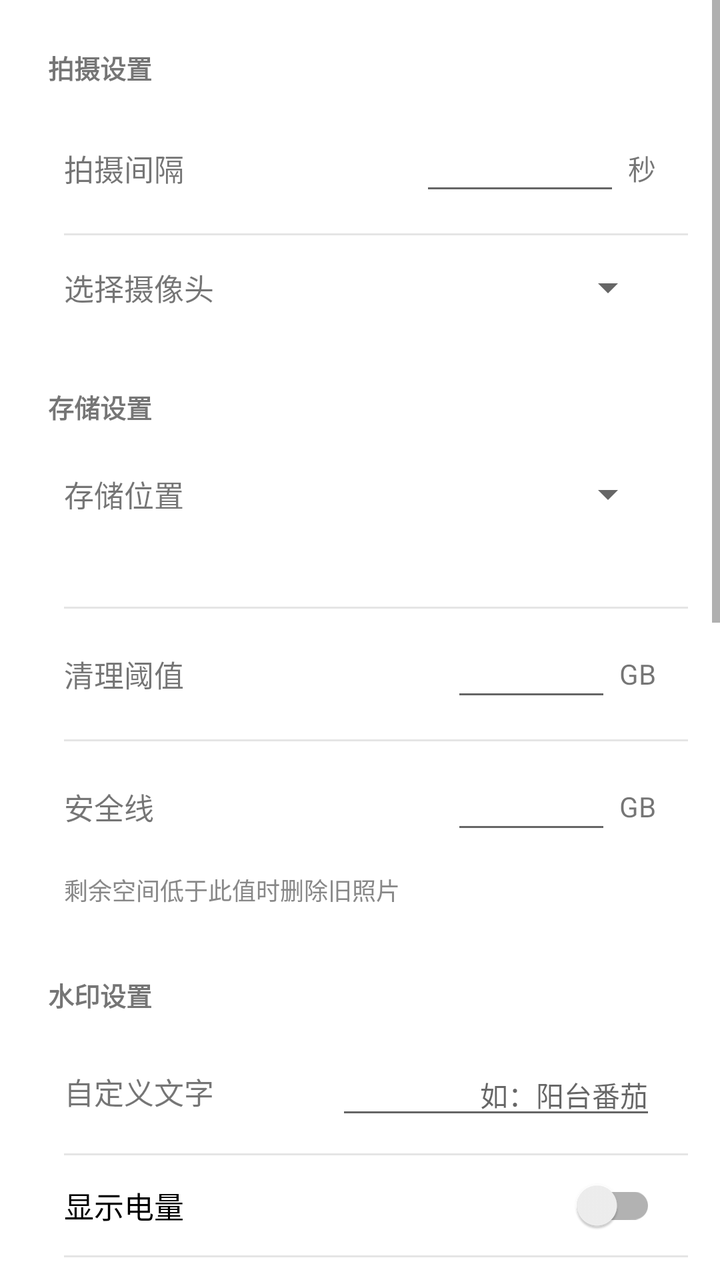
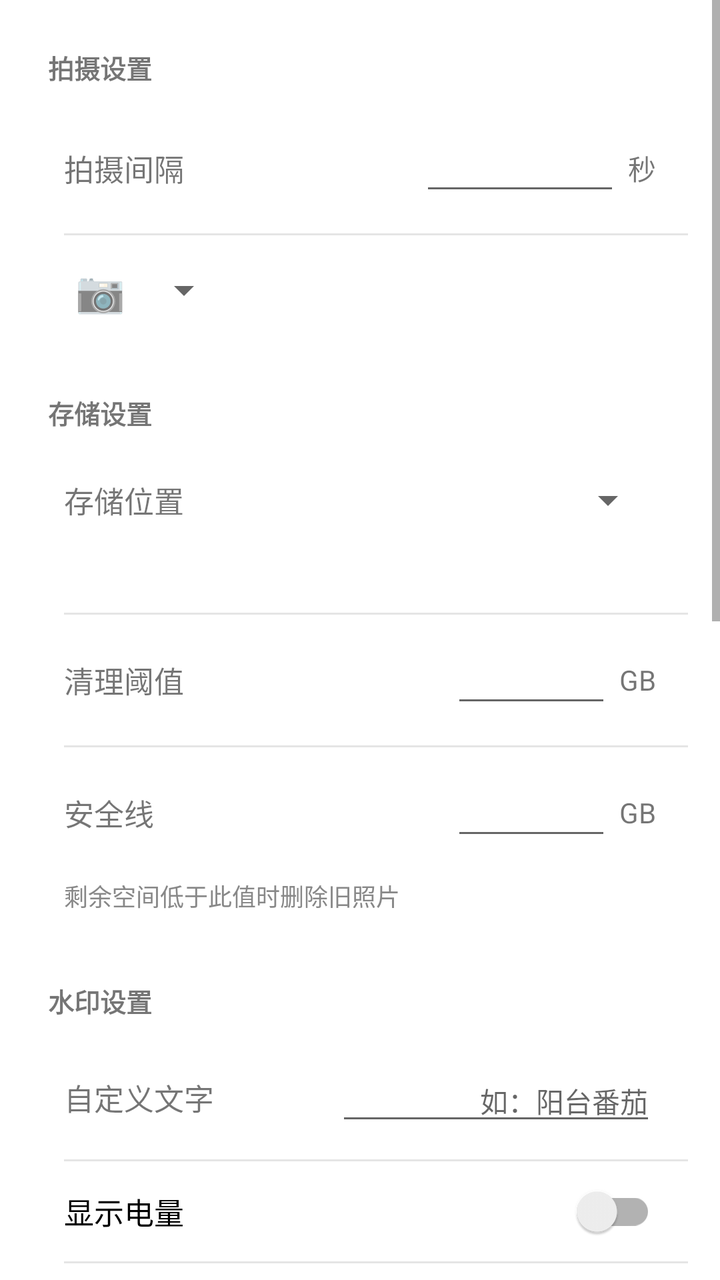

Before-and-after screenshots of an Android layout around one commit, followed by the original layout XML and the change that was made.
<!-- AndroidManifest.xml: application theme Theme.TimeLapseCamera -->
<!-- res/layout/fragment_settings.xml -->
<?xml version="1.0" encoding="utf-8"?>
<ScrollView xmlns:android="http://schemas.android.com/apk/res/android"
    xmlns:app="http://schemas.android.com/apk/res-auto"
    android:layout_width="match_parent"
    android:layout_height="match_parent">

    <LinearLayout
        android:layout_width="match_parent"
        android:layout_height="wrap_content"
        android:orientation="vertical"
        android:padding="16dp">

        
        <TextView
            android:layout_width="match_parent"
            android:layout_height="wrap_content"
            android:padding="8dp"
            android:text="@string/settings_capture_group"
            android:textSize="13sp"
            android:textStyle="bold" />

        <com.google.android.material.card.MaterialCardView
            android:layout_width="match_parent"
            android:layout_height="wrap_content"
            android:layout_marginBottom="16dp"
            app:cardCornerRadius="12dp"
            app:cardElevation="0dp">

            <LinearLayout
                android:layout_width="match_parent"
                android:layout_height="wrap_content"
                android:orientation="vertical">

                <LinearLayout
                    android:layout_width="match_parent"
                    android:layout_height="wrap_content"
                    android:orientation="horizontal"
                    android:gravity="center_vertical"
                    android:paddingHorizontal="16dp"
                    android:paddingVertical="14dp">

                    <TextView
                        android:layout_width="0dp"
                        android:layout_height="wrap_content"
                        android:layout_weight="1"
                        android:text="@string/settings_interval"
                        android:textSize="15sp" />

                    <com.google.android.material.textfield.TextInputEditText
                        android:id="@+id/etInterval"
                        android:layout_width="100dp"
                        android:layout_height="wrap_content"
                        android:inputType="number"
                        android:maxLength="5"
                        android:gravity="end"
                        android:textSize="15sp" />

                    <TextView
                        android:layout_width="wrap_content"
                        android:layout_height="wrap_content"
                        android:layout_marginStart="4dp"
                        android:text="@string/settings_seconds"
                        android:textSize="14sp" />
                </LinearLayout>

                <View
                    android:layout_width="match_parent"
                    android:layout_height="1dp"
                    android:background="#1A000000"
                    android:layout_marginStart="16dp" />

                <LinearLayout
                    android:layout_width="match_parent"
                    android:layout_height="wrap_content"
                    android:orientation="horizontal"
                    android:gravity="center_vertical"
                    android:paddingHorizontal="16dp"
                    android:paddingVertical="14dp">

                    <TextView
                        android:layout_width="0dp"
                        android:layout_height="wrap_content"
                        android:layout_weight="1"
                        android:text="@string/settings_camera_select"
                        android:textSize="15sp" />

                    <Spinner
                        android:id="@+id/spinnerCamera"
                        android:layout_width="wrap_content"
                        android:layout_height="wrap_content" />
                </LinearLayout>
            </LinearLayout>
        </com.google.android.material.card.MaterialCardView>

        
        <TextView
            android:layout_width="match_parent"
            android:layout_height="wrap_content"
            android:padding="8dp"
            android:text="@string/settings_storage_group"
            android:textSize="13sp"
            android:textStyle="bold" />

        <com.google.android.material.card.MaterialCardView
            android:layout_width="match_parent"
            android:layout_height="wrap_content"
            android:layout_marginBottom="16dp"
            app:cardCornerRadius="12dp"
            app:cardElevation="0dp">

            <LinearLayout
                android:layout_width="match_parent"
                android:layout_height="wrap_content"
                android:orientation="vertical">

                <LinearLayout
                    android:layout_width="match_parent"
                    android:layout_height="wrap_content"
                    android:orientation="horizontal"
                    android:gravity="center_vertical"
                    android:paddingHorizontal="16dp"
                    android:paddingVertical="14dp">

                    <TextView
                        android:layout_width="0dp"
                        android:layout_height="wrap_content"
                        android:layout_weight="1"
                        android:text="@string/settings_storage_location"
                        android:textSize="15sp" />

                    <Spinner
                        android:id="@+id/spinnerStorageLocation"
                        android:layout_width="wrap_content"
                        android:layout_height="wrap_content" />
                </LinearLayout>

                <TextView
                    android:id="@+id/tvStoragePath"
                    android:layout_width="match_parent"
                    android:layout_height="wrap_content"
                    android:paddingHorizontal="16dp"
                    android:paddingBottom="14dp"
                    android:textSize="12sp"
                    android:textColor="#888888" />

                <View
                    android:layout_width="match_parent"
                    android:layout_height="1dp"
                    android:background="#1A000000"
                    android:layout_marginStart="16dp" />

                <LinearLayout
                    android:layout_width="match_parent"
                    android:layout_height="wrap_content"
                    android:orientation="horizontal"
                    android:gravity="center_vertical"
                    android:paddingHorizontal="16dp"
                    android:paddingVertical="14dp">

                    <TextView
                        android:layout_width="0dp"
                        android:layout_height="wrap_content"
                        android:layout_weight="1"
                        android:text="@string/settings_storage_threshold"
                        android:textSize="15sp" />

                    <com.google.android.material.textfield.TextInputEditText
                        android:id="@+id/etStorageThreshold"
                        android:layout_width="80dp"
                        android:layout_height="wrap_content"
                        android:inputType="numberDecimal"
                        android:maxLength="4"
                        android:gravity="end"
                        android:textSize="15sp" />

                    <TextView
                        android:layout_width="wrap_content"
                        android:layout_height="wrap_content"
                        android:layout_marginStart="4dp"
                        android:text="@string/settings_storage_gb"
                        android:textSize="14sp" />
                </LinearLayout>

                <View
                    android:layout_width="match_parent"
                    android:layout_height="1dp"
                    android:background="#1A000000"
                    android:layout_marginStart="16dp" />

                <LinearLayout
                    android:layout_width="match_parent"
                    android:layout_height="wrap_content"
                    android:orientation="horizontal"
                    android:gravity="center_vertical"
                    android:paddingHorizontal="16dp"
                    android:paddingVertical="14dp">

                    <TextView
                        android:layout_width="0dp"
                        android:layout_height="wrap_content"
                        android:layout_weight="1"
                        android:text="@string/settings_storage_safe_line"
                        android:textSize="15sp" />

                    <com.google.android.material.textfield.TextInputEditText
                        android:id="@+id/etStorageSafeLine"
                        android:layout_width="80dp"
                        android:layout_height="wrap_content"
                        android:inputType="numberDecimal"
                        android:maxLength="4"
                        android:gravity="end"
                        android:textSize="15sp" />

                    <TextView
                        android:layout_width="wrap_content"
                        android:layout_height="wrap_content"
                        android:layout_marginStart="4dp"
                        android:text="@string/settings_storage_gb"
                        android:textSize="14sp" />
                </LinearLayout>

                <TextView
                    android:layout_width="match_parent"
                    android:layout_height="wrap_content"
                    android:paddingHorizontal="16dp"
                    android:paddingBottom="10dp"
                    android:text="@string/settings_storage_threshold_desc"
                    android:textSize="12sp"
                    android:textColor="#888888" />
            </LinearLayout>
        </com.google.android.material.card.MaterialCardView>

        
        <TextView
            android:layout_width="match_parent"
            android:layout_height="wrap_content"
            android:padding="8dp"
            android:text="@string/settings_watermark_group"
            android:textSize="13sp"
            android:textStyle="bold" />

        <com.google.android.material.card.MaterialCardView
            android:layout_width="match_parent"
            android:layout_height="wrap_content"
            android:layout_marginBottom="16dp"
            app:cardCornerRadius="12dp"
            app:cardElevation="0dp">

            <LinearLayout
                android:layout_width="match_parent"
                android:layout_height="wrap_content"
                android:orientation="vertical">

                <LinearLayout
                    android:layout_width="match_parent"
                    android:layout_height="wrap_content"
                    android:orientation="horizontal"
                    android:gravity="center_vertical"
                    android:paddingHorizontal="16dp"
                    android:paddingVertical="12dp">

                    <TextView
                        android:layout_width="0dp"
                        android:layout_height="wrap_content"
                        android:layout_weight="1"
                        android:text="@string/settings_watermark_text"
                        android:textSize="15sp" />

                    <com.google.android.material.textfield.TextInputEditText
                        android:id="@+id/etWatermarkText"
                        android:layout_width="160dp"
                        android:layout_height="wrap_content"
                        android:inputType="text"
                        android:maxLength="50"
                        android:gravity="end"
                        android:textSize="14sp"
                        android:hint="@string/settings_watermark_hint" />
                </LinearLayout>

                <View
                    android:layout_width="match_parent"
                    android:layout_height="1dp"
                    android:background="#1A000000"
                    android:layout_marginStart="16dp" />

                <androidx.appcompat.widget.SwitchCompat
                    android:id="@+id/switchBattery"
                    android:layout_width="match_parent"
                    android:layout_height="wrap_content"
                    android:paddingHorizontal="16dp"
                    android:paddingVertical="14dp"
                    android:text="@string/settings_watermark_battery"
                    android:textSize="15sp" />

                <View
                    android:layout_width="match_parent"
                    android:layout_height="1dp"
                    android:background="#1A000000"
                    android:layout_marginStart="16dp" />

                <androidx.appcompat.widget.SwitchCompat
                    android:id="@+id/switchStorage"
                    android:layout_width="match_parent"
                    android:layout_height="wrap_content"
                    android:paddingHorizontal="16dp"
                    android:paddingVertical="14dp"
                    android:text="@string/settings_watermark_storage"
                    android:textSize="15sp" />

                <View
                    android:layout_width="match_parent"
                    android:layout_height="1dp"
                    android:background="#1A000000"
                    android:layout_marginStart="16dp" />

                <androidx.appcompat.widget.SwitchCompat
                    android:id="@+id/switchTemperature"
                    android:layout_width="match_parent"
                    android:layout_height="wrap_content"
                    android:paddingHorizontal="16dp"
                    android:paddingVertical="14dp"
                    android:text="@string/settings_watermark_temperature"
                    android:textSize="15sp" />
            </LinearLayout>
        </com.google.android.material.card.MaterialCardView>

        
        <TextView
            android:layout_width="match_parent"
            android:layout_height="wrap_content"
            android:padding="8dp"
            android:text="@string/settings_permission_group"
            android:textSize="13sp"
            android:textStyle="bold" />

        <com.google.android.material.card.MaterialCardView
            android:layout_width="match_parent"
            android:layout_height="wrap_content"
            android:layout_marginBottom="16dp"
            app:cardCornerRadius="12dp"
            app:cardElevation="0dp">

            <LinearLayout
                android:layout_width="match_parent"
                android:layout_height="wrap_content"
                android:orientation="vertical">

                <LinearLayout
                    android:id="@+id/rowCameraPermission"
                    android:layout_width="match_parent"
                    android:layout_height="wrap_content"
                    android:orientation="horizontal"
                    android:gravity="center_vertical"
                    android:paddingHorizontal="16dp"
                    android:paddingVertical="14dp"
                    android:background="?attr/selectableItemBackground">

                    <TextView
                        android:layout_width="0dp"
                        android:layout_height="wrap_content"
                        android:layout_weight="1"
                        android:text="@string/settings_camera_permission"
                        android:textSize="15sp" />

                    <TextView
                        android:id="@+id/tvCameraPermission"
                        android:layout_width="wrap_content"
                        android:layout_height="wrap_content"
                        android:textSize="14sp" />
                </LinearLayout>

                <View
                    android:layout_width="match_parent"
                    android:layout_height="1dp"
                    android:background="#1A000000"
                    android:layout_marginStart="16dp" />

                <LinearLayout
                    android:id="@+id/rowNotificationPermission"
                    android:layout_width="match_parent"
                    android:layout_height="wrap_content"
                    android:orientation="horizontal"
                    android:gravity="center_vertical"
                    android:paddingHorizontal="16dp"
                    android:paddingVertical="14dp"
                    android:background="?attr/selectableItemBackground">

                    <TextView
                        android:layout_width="0dp"
                        android:layout_height="wrap_content"
                        android:layout_weight="1"
                        android:text="@string/settings_notification_permission"
                        android:textSize="15sp" />

                    <TextView
                        android:id="@+id/tvNotificationPermission"
                        android:layout_width="wrap_content"
                        android:layout_height="wrap_content"
                        android:textSize="14sp" />
                </LinearLayout>

                <View
                    android:layout_width="match_parent"
                    android:layout_height="1dp"
                    android:background="#1A000000"
                    android:layout_marginStart="16dp" />

                <LinearLayout
                    android:id="@+id/rowExactAlarm"
                    android:layout_width="match_parent"
                    android:layout_height="wrap_content"
                    android:orientation="horizontal"
                    android:gravity="center_vertical"
                    android:paddingHorizontal="16dp"
                    android:paddingVertical="14dp"
                    android:background="?attr/selectableItemBackground">

                    <TextView
                        android:layout_width="0dp"
                        android:layout_height="wrap_content"
                        android:layout_weight="1"
                        android:text="@string/settings_exact_alarm"
                        android:textSize="15sp" />

                    <TextView
                        android:id="@+id/tvExactAlarm"
                        android:layout_width="wrap_content"
                        android:layout_height="wrap_content"
                        android:textSize="14sp" />
                </LinearLayout>

                <View
                    android:layout_width="match_parent"
                    android:layout_height="1dp"
                    android:background="#1A000000"
                    android:layout_marginStart="16dp" />

                <LinearLayout
                    android:id="@+id/rowBatteryOptimization"
                    android:layout_width="match_parent"
                    android:layout_height="wrap_content"
                    android:orientation="horizontal"
                    android:gravity="center_vertical"
                    android:paddingHorizontal="16dp"
                    android:paddingVertical="14dp"
                    android:background="?attr/selectableItemBackground">

                    <TextView
                        android:layout_width="0dp"
                        android:layout_height="wrap_content"
                        android:layout_weight="1"
                        android:text="@string/settings_battery_optimization"
                        android:textSize="15sp" />

                    <TextView
                        android:id="@+id/tvBatteryOptimization"
                        android:layout_width="wrap_content"
                        android:layout_height="wrap_content"
                        android:textSize="14sp" />
                </LinearLayout>

                <View
                    android:layout_width="match_parent"
                    android:layout_height="1dp"
                    android:background="#1A000000"
                    android:layout_marginStart="16dp" />

                <LinearLayout
                    android:id="@+id/rowAppDetails"
                    android:layout_width="match_parent"
                    android:layout_height="wrap_content"
                    android:orientation="horizontal"
                    android:gravity="center_vertical"
                    android:paddingHorizontal="16dp"
                    android:paddingVertical="14dp"
                    android:background="?attr/selectableItemBackground">

                    <TextView
                        android:layout_width="0dp"
                        android:layout_height="wrap_content"
                        android:layout_weight="1"
                        android:text="@string/settings_app_details"
                        android:textSize="15sp" />

                    <TextView
                        android:layout_width="wrap_content"
                        android:layout_height="wrap_content"
                        android:text="@string/settings_go_to_settings"
                        android:textSize="14sp" />
                </LinearLayout>
            </LinearLayout>
        </com.google.android.material.card.MaterialCardView>

        
        <TextView
            android:layout_width="match_parent"
            android:layout_height="wrap_content"
            android:padding="8dp"
            android:text="@string/settings_remote_group"
            android:textSize="13sp"
            android:textStyle="bold" />

        <com.google.android.material.card.MaterialCardView
            android:layout_width="match_parent"
            android:layout_height="wrap_content"
            android:layout_marginBottom="16dp"
            app:cardCornerRadius="12dp"
            app:cardElevation="0dp">

            <LinearLayout
                android:layout_width="match_parent"
                android:layout_height="wrap_content"
                android:orientation="vertical"
                android:paddingHorizontal="16dp"
                android:paddingVertical="14dp">

                <com.google.android.material.textfield.TextInputEditText
                    android:id="@+id/etRemoteUrl"
                    android:layout_width="match_parent"
                    android:layout_height="wrap_content"
                    android:inputType="textUri"
                    android:maxLength="500"
                    android:textSize="14sp"
                    android:hint="@string/settings_remote_url_hint" />

                <TextView
                    android:layout_width="match_parent"
                    android:layout_height="wrap_content"
                    android:layout_marginTop="6dp"
                    android:text="@string/settings_remote_desc"
                    android:textSize="12sp" />
            </LinearLayout>
        </com.google.android.material.card.MaterialCardView>

        
        <TextView
            android:layout_width="match_parent"
            android:layout_height="wrap_content"
            android:padding="8dp"
            android:text="@string/settings_about_group"
            android:textSize="13sp"
            android:textStyle="bold" />

        <com.google.android.material.card.MaterialCardView
            android:layout_width="match_parent"
            android:layout_height="wrap_content"
            android:layout_marginBottom="24dp"
            app:cardCornerRadius="12dp"
            app:cardElevation="0dp">

            <LinearLayout
                android:layout_width="match_parent"
                android:layout_height="wrap_content"
                android:orientation="vertical"
                android:paddingHorizontal="16dp"
                android:paddingVertical="14dp">

                <TextView
                    android:layout_width="match_parent"
                    android:layout_height="wrap_content"
                    android:text="@string/settings_version"
                    android:textSize="15sp" />
            </LinearLayout>
        </com.google.android.material.card.MaterialCardView>

    </LinearLayout>
</ScrollView>
<!-- resources referenced by this layout -->
<resources>
  <string name="settings_about_group">关于</string>
  <string name="settings_app_details">系统设置（自启动/后台等）</string>
  <string name="settings_battery_optimization">忽略电池优化</string>
  <string name="settings_camera_permission">相机权限</string>
  <string name="settings_camera_select">选择摄像头</string>
  <string name="settings_capture_group">拍摄设置</string>
  <string name="settings_exact_alarm">精确闹钟</string>
  <string name="settings_go_to_settings">前往 →</string>
  <string name="settings_interval">拍摄间隔</string>
  <string name="settings_notification_permission">通知权限</string>
  <string name="settings_permission_group">权限与保活</string>
  <string name="settings_remote_desc">返回 15-3600 整数，作为下次拍摄间隔（秒）</string>
  <string name="settings_remote_group">远程配置</string>
  <string name="settings_remote_url_hint">http://example.com/interval</string>
  <string name="settings_seconds">秒</string>
  <string name="settings_storage_gb">GB</string>
  <string name="settings_storage_group">存储设置</string>
  <string name="settings_storage_location">存储位置</string>
  <string name="settings_storage_safe_line">安全线</string>
  <string name="settings_storage_threshold">清理阈值</string>
  <string name="settings_storage_threshold_desc">剩余空间低于此值时删除旧照片</string>
  <string name="settings_version">版本 0.9</string>
  <string name="settings_watermark_battery">显示电量</string>
  <string name="settings_watermark_group">水印设置</string>
  <string name="settings_watermark_hint">如：阳台番茄</string>
  <string name="settings_watermark_storage">显示存储</string>
  <string name="settings_watermark_temperature">显示温度</string>
  <string name="settings_watermark_text">自定义文字</string>
  <style name="Theme.TimeLapseCamera" parent="Theme.MaterialComponents.Light.NoActionBar">
          <item name="colorPrimary">@color/primary</item>
          <item name="colorPrimaryVariant">@color/primary_dark</item>
          <item name="colorOnPrimary">@color/white</item>
          <item name="colorSecondary">@color/accent</item>
          <item name="colorOnSecondary">@color/black</item>
          <item name="android:statusBarColor" tools:targetApi="21">@color/primary_dark</item>
      </style>
  <color name="primary">#2E7D32</color>
  <color name="primary_dark">#1B5E20</color>
  <color name="white">#FFFFFF</color>
  <color name="accent">#FF6F00</color>
  <color name="black">#000000</color>
</resources>

<!-- the commit's change to res/layout/fragment_settings.xml (unified diff, before → after) -->
@@ -78,11 +78,11 @@
                     android:paddingVertical="14dp">
 
                     <TextView
-                        android:layout_width="0dp"
-                        android:layout_height="wrap_content"
-                        android:layout_weight="1"
-                        android:text="@string/settings_camera_select"
-                        android:textSize="15sp" />
+                        android:layout_width="36dp"
+                        android:layout_height="wrap_content"
+                        android:gravity="center"
+                        android:text="📷"
+                        android:textSize="20sp" />
 
                     <Spinner
                         android:id="@+id/spinnerCamera"
<!-- resource entries referenced after the edit -->
@@ -4,7 +4,6 @@
   <string name="settings_app_details">系统设置（自启动/后台等）</string>
   <string name="settings_battery_optimization">忽略电池优化</string>
   <string name="settings_camera_permission">相机权限</string>
-  <string name="settings_camera_select">选择摄像头</string>
   <string name="settings_capture_group">拍摄设置</string>
   <string name="settings_exact_alarm">精确闹钟</string>
   <string name="settings_go_to_settings">前往 →</string>
